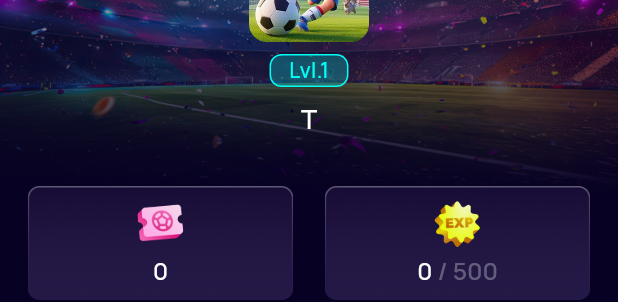
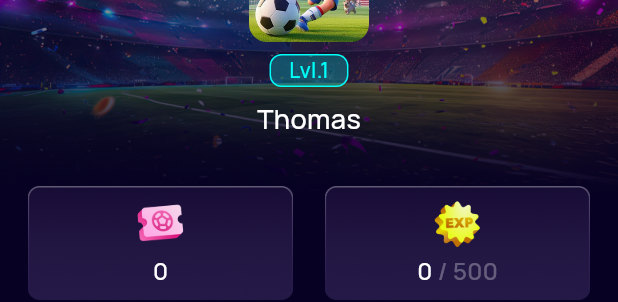
Before and after one commit to grant-chin/flutter_goal_cast, a Flutter app: the ProfilePage widget shown alone on an empty page, opened directly, on a phone screen of 412 x 824 dp. Shown: the part 150-452 px from the top of the screen. Run offline on Flutter 3.47's test engine with Material 3 defaults, Android fonts, the phone set to English and light mode, and no system bars; our stand-ins replace animate_do, another_flutter_splash_screen, dio, fluttertoast, get, share_plus and 1 more; accounts and stored records are empty; network calls fail.

Commit message:
feat: update

```diff
--- a/lib/controller/user.dart
+++ b/lib/controller/user.dart
@@ -19,7 +19,7 @@ class UserController extends GetxController {
   // 初始化
   static init() {
     avator.value = SharePref.getString('avator') ?? '';
-    nickname.value = SharePref.getString('nickname') ?? 'T';
+    nickname.value = SharePref.getString('nickname') ?? 'Thomas';
     level.value = SharePref.getInt('level') ?? 1;
     xp.value = SharePref.getInt('xp') ?? 0;
     xpAll.value = SharePref.getInt('xpAll') ?? 0;
--- a/lib/pages/profile.dart
+++ b/lib/pages/profile.dart
@@ -31,7 +31,41 @@ class ProfilePageState extends State<ProfilePage> {
             child: Column(
               crossAxisAlignment: CrossAxisAlignment.start,
               children: [
-                Container(
+                AccountInfo(),
+                SizedBox(height: 32),
+                AccountData(),
+                SizedBox(height: 36),
+                Text('Settings', style: TextStyle(color: Colors.white, fontSize: 16, fontWeight: FontWeight.w700)),
+                SizedBox(height: 12),
+                linkItem('Contact us', (){
+                  launchUrl(Uri.parse(''));
+                }),
+                linkItem('Privacy Policy', (){
+                  // launchUrl(Uri.parse('https://sites.google.com/view/script-canvas/terms-and-conditions'));
+                }),
+                linkItem('Terms of service', (){
+                  // launchUrl(Uri.parse('https://sites.google.com/view/script-canvas/terms-and-conditions'));
+                }),
+                SizedBox(
+                  height: 54,
+                  child: Row(
+                    mainAxisAlignment: MainAxisAlignment.spaceBetween,
+                    children: [
+                      Text('About', style: TextStyle(color: Colors.white70, fontSize: 14, fontWeight: FontWeight.w500)),
+                      Text('v1.0.0', style: TextStyle(color: Colors.white30, fontSize: 12, fontWeight: FontWeight.w500)),
+                    ],
+                  ),
+                )
+              ],
+            ),
+          ),
+        ],
+      )
+    );
+  }
+
+  Widget AccountInfo() {
+    return Container(
       width: MediaQuery.of(context).size.width,
       padding: EdgeInsets.only(top: MediaQuery.of(context).padding.top + 48),
       child: Column(
@@ -55,12 +89,22 @@ class ProfilePageState extends State<ProfilePage> {
             child: Obx(() => Text('Lvl.$_level', style: TextStyle(color: Color(0xFF01FFF7), fontSize: 14, fontWeight: FontWeight.w500))),
           ),
           SizedBox(height: 8),
-                      Obx(() => Text(_nickname, style: TextStyle(color: Colors.white, fontSize: 18, fontWeight: FontWeight.w500)))
+          Row(
+            mainAxisAlignment: MainAxisAlignment.center,
+            children: [
+              // SizedBox(width: 32),
+              Obx(() => Text(_nickname, style: TextStyle(color: Colors.white, fontSize: 18, fontWeight: FontWeight.w500))),
+              // SizedBox(width: 8),
+              // Icon(Icons.create_outlined, color: Colors.white60, size: 22)
             ],
           )
-                ),
-                SizedBox(height: 32),
-                Row(
+        ],
+      )
+    );
+  }
+
+  Widget AccountData() {
+    return Row(
       spacing: 16,
       children: [
         Expanded(child: Container(
@@ -98,34 +142,6 @@ class ProfilePageState extends State<ProfilePage> {
           ),
         )),
       ],
-                ),
-                SizedBox(height: 36),
-                Text('Settings', style: TextStyle(color: Colors.white, fontSize: 16, fontWeight: FontWeight.w700)),
-                SizedBox(height: 12),
-                linkItem('Contact us', (){
-                  launchUrl(Uri.parse(''));
-                }),
-                linkItem('Privacy Policy', (){
-                  // launchUrl(Uri.parse('https://sites.google.com/view/script-canvas/terms-and-conditions'));
-                }),
-                linkItem('Terms of service', (){
-                  // launchUrl(Uri.parse('https://sites.google.com/view/script-canvas/terms-and-conditions'));
-                }),
-                SizedBox(
-                  height: 54,
-                  child: Row(
-                    mainAxisAlignment: MainAxisAlignment.spaceBetween,
-                    children: [
-                      Text('About', style: TextStyle(color: Colors.white70, fontSize: 14, fontWeight: FontWeight.w500)),
-                      Text('v1.0.0', style: TextStyle(color: Colors.white30, fontSize: 12, fontWeight: FontWeight.w500)),
-                    ],
-                  ),
-                )
-              ],
-            ),
-          ),
-        ],
-      )
     );
   }
 
--- a/lib/wedget/forecast.dart
+++ b/lib/wedget/forecast.dart
@@ -98,7 +98,7 @@ class ForecastState extends State<Forecast> {
                 GestureDetector(
                   onTap: () {
                     if (amount > 100) {
-                      setState(() => amount -= 100);
+                      setState(() => amount -= 10);
                     } else {
                       Utils.toast('Minimum amount is 100');
                     }
@@ -120,8 +120,8 @@ class ForecastState extends State<Forecast> {
                 Spacer(),
                 GestureDetector(
                   onTap: () {
-                    if (amount <= _points - 100) {
-                      setState(() => amount += 100);
+                    if (amount <= _points - 10) {
+                      setState(() => amount += 10);
                     } else {
                       Utils.toast('Insufficient Balance');
                     }
```
Lines whose indentation alone changed are shown as unchanged.
